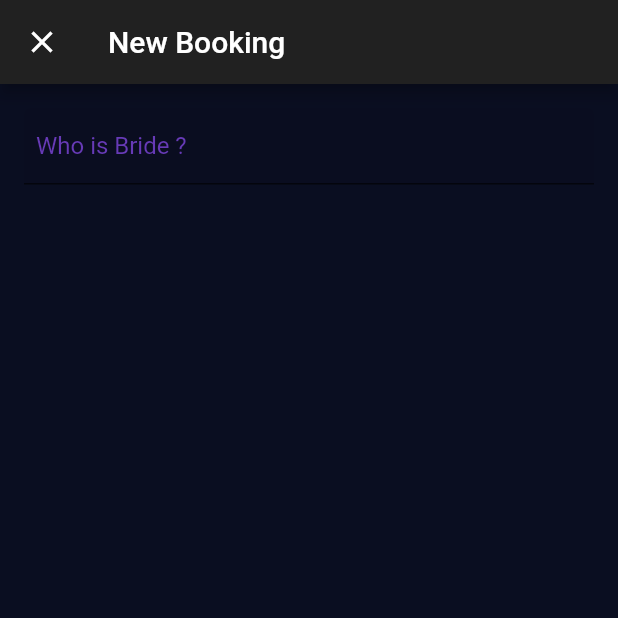
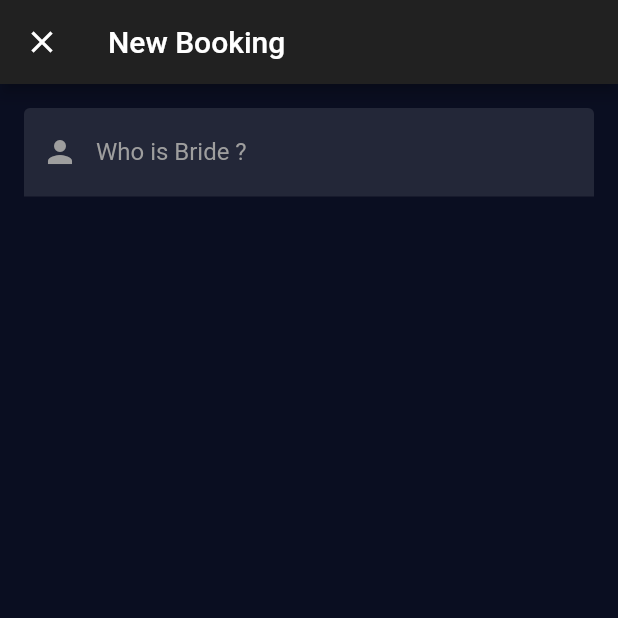
Before and after one commit to DouglasDao/BeautyBliss, a Flutter app: the screen it shows after launch, after a tap on the "add" icon, on a phone screen of 412 x 824 dp, the top half of it. Run offline on Flutter 3.47's test engine with Material 2 defaults, Android fonts, the phone set to English and light mode, and no system bars.

Commit message:
New Bookings UI inprogress

```diff
--- a/lib/NewBooking.dart
+++ b/lib/NewBooking.dart
@@ -1,59 +1,103 @@
 import 'package:beautybliss/BeautyBlissUtils.dart';
 import 'package:flutter/material.dart';
 
-class NewBooking extends StatelessWidget {
+class NewBooking extends StatefulWidget {
+  @override
+  State<StatefulWidget> createState() {
+    return NewBookingState();
+  }
+}
+
+class NewBookingState extends State<NewBooking> {
+  var _focusNode = FocusNode();
 
   final _bookingFormKey = GlobalKey<FormState>();
 
   @override
+  void initState() {
+    super.initState();
+    _focusNode.addListener(_focusListener);
+  }
+
+  void _focusListener(){
+    if(_focusNode.hasFocus){
+
+    }
+  }
+
+  @override
   Widget build(BuildContext context) {
-    return MaterialApp(
-        theme: ThemeData(
-            primaryColor: Color(0xFF0A0E21),
-            scaffoldBackgroundColor: Color(0xFF0A0E21),
-            inputDecorationTheme: const InputDecorationTheme(
-              labelStyle: TextStyle(color: Colors.deepPurple),
-              hintStyle: TextStyle(color: Colors.grey),
-            )),
-        home: Scaffold(
+    return Scaffold(
 
         appBar: AppBar(
             leading: IconButton(
                 icon: Icon(Icons.close, color: Colors.white),
-                    onPressed: () =>
-                        BeautyBlissUtils(mContext: context).finish()),
+                onPressed: () => BeautyBlissUtils(mContext: context).finish()),
             title: Text("New Booking"),
             backgroundColor: Color(0xFF212121)),
 
         body: Form(
           key: _bookingFormKey,
+          child: Theme(
+
+              data: ThemeData.dark().copyWith(
+                splashColor: Colors.transparent,
+                highlightColor: Colors.transparent,
+                hintColor: Colors.grey,
+                primaryColor: Colors.grey,
+                accentColor: Colors.lightBlue
+              ),
+
               child: Padding(
-
                   padding: EdgeInsets.all(16.0),
                   child: Column(
                     children: <Widget>[
                       TextFormField(
-                          cursorColor: Colors.deepPurple,
+                        focusNode: _focusNode,
+                        autocorrect: false,
+                        cursorColor: Colors.grey,
+                        keyboardType: TextInputType.text,
+                        textInputAction: TextInputAction.next,
+                        style: TextStyle(color: Colors.white, fontSize: 16),
+
                         decoration: InputDecoration(
-                            focusedBorder: UnderlineInputBorder(
-                               borderSide: BorderSide(color: Colors.deepPurple)
-                            ),
-                            contentPadding: EdgeInsets.all(8.0),
+
                             filled: true,
+                            fillColor: Colors.white10,
+
                             hintText: 'Bride name',
                             labelText: 'Who is Bride ?',
+
+                            focusedBorder: UnderlineInputBorder(
+                                borderSide: BorderSide(
+                                    color: Colors.lightBlue)),
+
+                            enabledBorder: UnderlineInputBorder(
+                                borderSide: BorderSide(
+                                    color: Colors.transparent,
+                                    style: BorderStyle.none)),
+
+                            prefixIcon: Icon(Icons.person, color: Colors.grey)
                         ),
                       )
                     ],
                   )
               )
-            )
+
+          ),
         )
     );
   }
 
-  void _hasText(String text){
-    if(text.isEmpty){
+  @override
+  void dispose() {
+    super.dispose();
+    _focusNode.removeListener(_focusListener);
+    _focusNode.unfocus();
+  }
+
+  void _hasText(String text) {
+    if (text.isEmpty) {
       SnackBar(content: Text("Field is mandatory!"));
     }
   }
```
Lines whose indentation alone changed are shown as unchanged.
